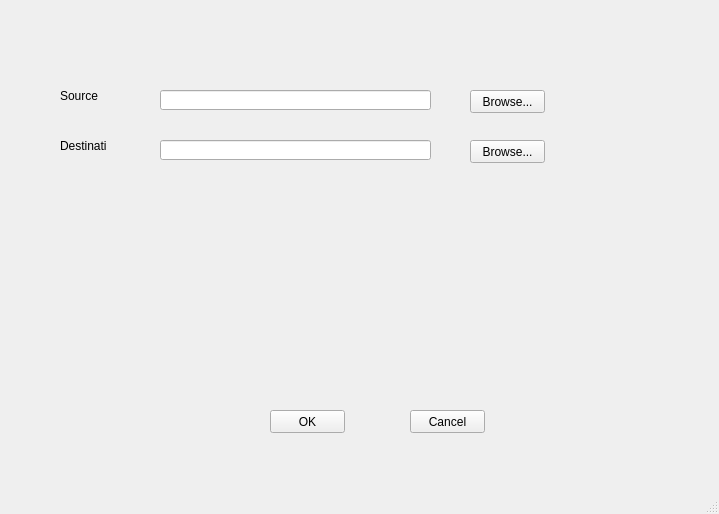
First picture: the form in ui/clonewindow.ui, repository hidog/HiGit, before the edit.
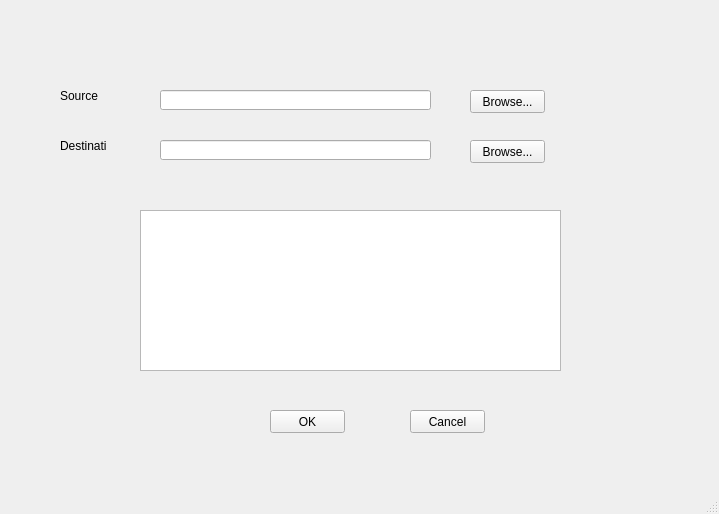
Second picture: the form after the edit.

What changed in the file:
```diff
--- a/ui/clonewindow.ui
+++ b/ui/clonewindow.ui
@@ -112,6 +112,16 @@
      <string>Cancel</string>
     </property>
    </widget>
+   <widget class="QTextBrowser" name="textBrowser">
+    <property name="geometry">
+     <rect>
+      <x>140</x>
+      <y>210</y>
+      <width>421</width>
+      <height>161</height>
+     </rect>
+    </property>
+   </widget>
   </widget>
   <widget class="QStatusBar" name="statusbar"/>
  </widget>
```
